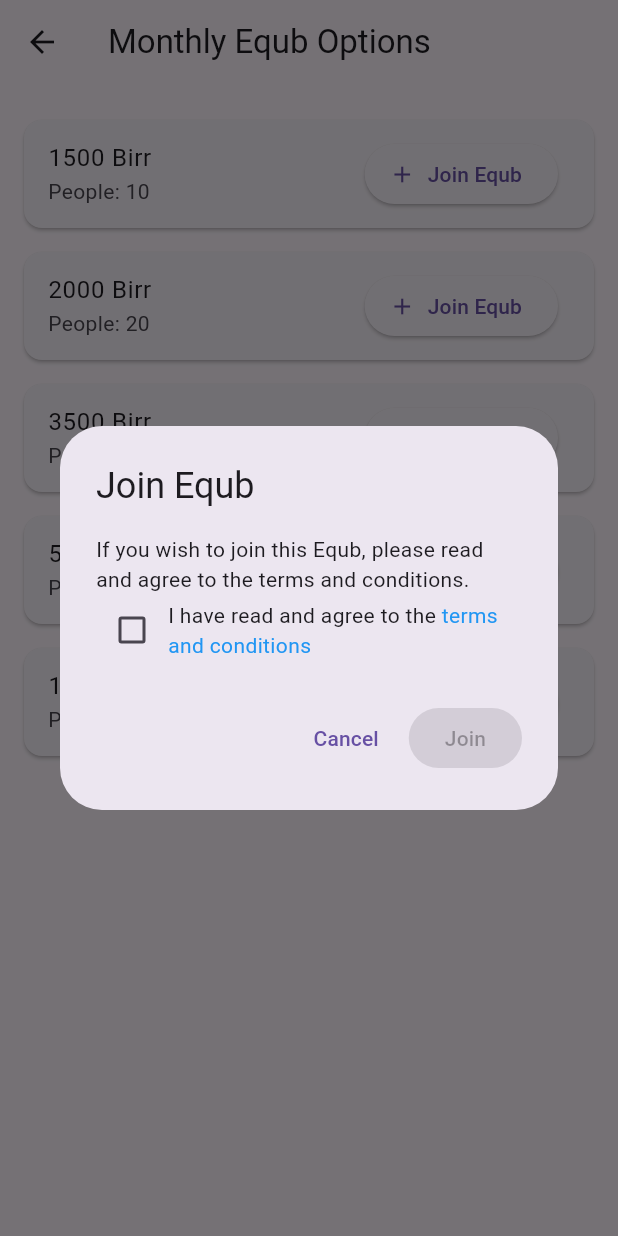
After one commit to johnassefatheeth/eqube, a Flutter app: the SetEqubDetailsPage screen opened directly, after a tap on "Join Equb", on a phone screen of 412 x 824 dp. The commit adds this screen. Run offline on Flutter 3.47's test engine with Material 3 defaults, Android fonts, the phone set to English and light mode, and no system bars; network calls fail.

Commit message:
making my equbs page

```diff
--- a/lib/components/drawerList.dart
+++ b/lib/components/drawerList.dart
@@ -19,7 +19,7 @@ class _DrawerListState extends State<DrawerList> {
       child: Column(
         children: [
           menuItem("home", Icons.home),
-          menuItem("join ekub", Icons.plus_one_outlined),
+          menuItem("my_ekub", Icons.plus_one_outlined),
           menuItem("completed equbs", Icons.check_box),
           menuItem("profile", Icons.man),
           menuItem("change password", Icons.key),
@@ -51,6 +51,8 @@ class _DrawerListState extends State<DrawerList> {
         Navigator.pushNamed(context, '/settings');
         if(title=='የኔ ኣካውንት')
         Navigator.pushNamed(context, '/myprofile');
+        if(title=='my_ekub')
+        Navigator.pushNamed(context, '/my_ekub');
         else
         Navigator.pushNamed(context, '/$title');
 
--- a/lib/main.dart
+++ b/lib/main.dart
@@ -1,5 +1,7 @@
 import 'package:ekube/pages/Notification.dart';
 import 'package:ekube/pages/auth/signin.dart';
+import 'package:ekube/pages/home.dart';
+import 'package:ekube/pages/my_equb.dart';
 import 'package:flutter/material.dart';
 
 void main() {
@@ -16,9 +18,10 @@ class MyApp extends StatelessWidget {
     return  MaterialApp(
       debugShowCheckedModeBanner: false,
       title: 'Flutter Demo',
-      home: SignInPage(),
+      home: HomePage(),
       routes: {
         '/notifications': (context) => NotificationsPage(),
+        '/my_ekub': (context) => MyEqubPage(),
       },
     );
   }
--- /dev/null
+++ b/lib/pages/my_equb.dart
@@ -0,0 +1,160 @@
+import 'package:flutter/material.dart';
+
+class MyEqubPage extends StatefulWidget {
+  @override
+  _MyEqubPageState createState() => _MyEqubPageState();
+}
+
+class _MyEqubPageState extends State<MyEqubPage> {
+  // Index for bottom navigation
+  int _currentIndex = 0;
+
+  // Active Equbs
+  List<Map<String, dynamic>> activeEqubs = [
+    {
+      'type': 'Monthly',
+      'amount': 2000,
+      'status': 'Waiting for people',
+      'peopleJoined': 5,
+      'potentialWin': 2000 * 5,
+      'round': 1,
+    },
+    {
+      'type': 'Weekly',
+      'amount': 1000,
+      'status': 'Currently being selected',
+      'peopleJoined': 15,
+      'potentialWin': 1000 * 15,
+      'round': 2,
+    },
+  ];
+
+  // History of past Equbs
+  List<Map<String, dynamic>> pastEqubs = [
+    {
+      'type': 'Daily',
+      'amount': 300,
+      'status': 'Closed',
+      'peopleJoined': 20,
+      'potentialWin': 300 * 20,
+      'round': 1,
+      'totalInvested': 300 * 5,
+      'totalGained': 300 * 20,
+    },
+    {
+      'type': 'Monthly',
+      'amount': 2000,
+      'status': 'Closed',
+      'peopleJoined': 12,
+      'potentialWin': 2000 * 12,
+      'round': 3,
+      'totalInvested': 2000 * 12,
+      'totalGained': 2000 * 12,
+    },
+  ];
+
+  // Function to get the color for status
+  Color getStatusColor(String status) {
+    switch (status) {
+      case 'Waiting for people':
+        return Colors.orange;
+      case 'Currently being selected':
+        return Colors.blue;
+      case 'Closed':
+        return Colors.grey;
+      case 'Waiting for the next round':
+        return Colors.green;
+      default:
+        return Colors.black;
+    }
+  }
+
+  @override
+  Widget build(BuildContext context) {
+    return Scaffold(
+      appBar: AppBar(
+        title: Text('My Equb'),
+      ),
+      body: _currentIndex == 0 ? _buildActiveEqubs() : _buildEqubHistory(),
+      bottomNavigationBar: BottomNavigationBar(
+        currentIndex: _currentIndex,
+        onTap: (index) {
+          setState(() {
+            _currentIndex = index;
+          });
+        },
+        items: [
+          BottomNavigationBarItem(
+            icon: Icon(Icons.access_time),
+            label: 'Active',
+          ),
+          BottomNavigationBarItem(
+            icon: Icon(Icons.history),
+            label: 'History',
+          ),
+        ],
+      ),
+    );
+  }
+
+  // Active Equbs tab
+  Widget _buildActiveEqubs() {
+    return ListView.builder(
+      itemCount: activeEqubs.length,
+      itemBuilder: (context, index) {
+        final equb = activeEqubs[index];
+        return Card(
+          margin: EdgeInsets.all(8),
+          child: ListTile(
+            title: Text('${equb['type']} Equb'),
+            subtitle: Column(
+              crossAxisAlignment: CrossAxisAlignment.start,
+              children: [
+                Text('Amount Joined: ${equb['amount']} Birr'),
+                Text('Status: ${equb['status']}'),
+                Text('People Joined: ${equb['peopleJoined']}'),
+                Text('Potential Win: ${equb['potentialWin']} Birr'),
+                Text('Round: ${equb['round']}'),
+              ],
+            ),
+            trailing: Chip(
+              label: Text(equb['status']),
+              backgroundColor: getStatusColor(equb['status']),
+            ),
+          ),
+        );
+      },
+    );
+  }
+
+  // Past Equbs tab
+  Widget _buildEqubHistory() {
+    return ListView.builder(
+      itemCount: pastEqubs.length,
+      itemBuilder: (context, index) {
+        final equb = pastEqubs[index];
+        return Card(
+          margin: EdgeInsets.all(8),
+          child: ListTile(
+            title: Text('${equb['type']} Equb (Closed)'),
+            subtitle: Column(
+              crossAxisAlignment: CrossAxisAlignment.start,
+              children: [
+                Text('Amount Joined: ${equb['amount']} Birr'),
+                Text('People Joined: ${equb['peopleJoined']}'),
+                Text('Potential Win: ${equb['potentialWin']} Birr'),
+                Text('Round: ${equb['round']}'),
+                Text('Total Invested: ${equb['totalInvested']} Birr'),
+                Text('Total Gained: ${equb['totalGained']} Birr'),
+              ],
+            ),
+            trailing: Chip(
+              label: Text(equb['status']),
+              backgroundColor: getStatusColor(equb['status']),
+            ),
+          ),
+        );
+      },
+    );
+  }
+}
--- /dev/null
+++ b/lib/pages/setdetails.dart
@@ -0,0 +1,228 @@
+import 'package:flutter/gestures.dart';
+import 'package:flutter/material.dart';
+
+class SetEqubDetailsPage extends StatelessWidget {
+  final String equbType;
+
+  // Constructor to accept the Equb type
+  SetEqubDetailsPage({required this.equbType});
+
+  @override
+  Widget build(BuildContext context) {
+    // Define options based on the Equb type
+    List<int> amounts;
+    List<int> peopleCount;
+
+    if (equbType == 'Daily') {
+      amounts = [100, 300, 500, 1000];
+      peopleCount = [10, 20, 18, 8];
+    } else if (equbType == 'Weekly') {
+      amounts = [500, 1000, 1500, 2000];
+      peopleCount = [41, 25, 34, 20];
+    } else {  // Monthly
+      amounts = [1500, 2000, 3500, 5000, 10000];
+      peopleCount = [10, 20, 18, 8, 12];
+    }
+
+    return Scaffold(
+      appBar: AppBar(
+        title: Text('$equbType Equb Options'),
+      ),
+      body: Padding(
+        padding: const EdgeInsets.all(16.0),
+        child: ListView.builder(
+          itemCount: amounts.length,
+          itemBuilder: (context, index) {
+            return Card(
+              margin: EdgeInsets.symmetric(vertical: 8),
+              child: ListTile(
+                title: Text('${amounts[index]} Birr'),
+                subtitle: Text('People: ${peopleCount[index]}'),
+                trailing: ElevatedButton.icon(
+                  onPressed: () {
+                    // Show the join Equb popup
+                    showDialog(
+                      context: context,
+                      builder: (context) => _showJoinEqubDialog(context),
+                    );
+                  },
+                  icon: Icon(Icons.add),
+                  label: Text('Join Equb'),
+                ),
+              ),
+            );
+          },
+        ),
+      ),
+    );
+  }
+
+  // Popup for joining the Equb
+  Widget _showJoinEqubDialog(BuildContext context) {
+    return JoinEqubDialog();
+  }
+}
+
+class JoinEqubDialog extends StatefulWidget {
+  @override
+  _JoinEqubDialogState createState() => _JoinEqubDialogState();
+}
+
+class _JoinEqubDialogState extends State<JoinEqubDialog> {
+  bool _isChecked = false; // Track checkbox state
+
+  @override
+  Widget build(BuildContext context) {
+    return AlertDialog(
+      title: Text('Join Equb'),
+      content: Column(
+        mainAxisSize: MainAxisSize.min,
+        crossAxisAlignment: CrossAxisAlignment.start,
+        children: [
+          Text('If you wish to join this Equb, please read and agree to the terms and conditions.'),
+          Row(
+            children: [
+              Checkbox(
+                value: _isChecked,
+                onChanged: (bool? value) {
+                  setState(() {
+                    _isChecked = value ?? false;
+                  });
+                },
+              ),
+              Expanded(
+                child: RichText(
+                  text: TextSpan(
+                    text: "I have read and agree to the ",
+                    style: DefaultTextStyle.of(context).style,
+                    children: <TextSpan>[
+                      TextSpan(
+                        text: 'terms and conditions',
+                        style: TextStyle(color: Colors.blue),
+                        recognizer: TapGestureRecognizer()
+                          ..onTap = () {
+                            // Handle terms and conditions link click
+                            showDialog(
+                              context: context,
+                              builder: (context) => _showTermsDialog(context),
+                            );
+                          },
+                      ),
+                    ],
+                  ),
+                ),
+              ),
+            ],
+          ),
+        ],
+      ),
+      actions: [
+        TextButton(
+          onPressed: () {
+            Navigator.pop(context); // Close the dialog
+          },
+          child: Text('Cancel'),
+        ),
+        ElevatedButton(
+          onPressed: _isChecked ? () {
+            // Logic for joining the Equb can go here
+            Navigator.pop(context); // Close the dialog
+            ScaffoldMessenger.of(context).showSnackBar(
+              SnackBar(content: Text('You have joined the Equb!')),
+            );
+          } : null, // Only enable if the checkbox is checked
+          child: Text('Join'),
+        ),
+      ],
+    );
+  }
+
+  // Dialog for displaying the terms and conditions
+  Widget _showTermsDialog(BuildContext context) {
+    return AlertDialog(
+      title: Text('Terms and Conditions'),
+      content: SingleChildScrollView(
+        child: Text(
+          ''''Terms and Conditions
+Effective Date: [Date]
+
+Welcome to Ekube! These Terms and Conditions govern your use of the Ekube mobile application ("App") and its services, including, but not limited to, creating, participating in, and managing Equbs (rotating savings and credit associations). By using the App, you agree to be bound by these Terms and Conditions, as well as any other applicable policies or rules that govern your use of the App. If you do not agree to these terms, please do not use the App.
+
+1. Acceptance of Terms
+By accessing or using the Ekube App, you agree to comply with and be bound by these Terms and Conditions. If you are using the App on behalf of an organization or entity, you represent and warrant that you have the authority to bind that organization to these terms.
+
+2. Eligibility
+You must be at least 18 years old to use the App and participate in an Equb. By agreeing to these Terms, you represent and warrant that you are 18 years of age or older, or you have obtained consent from a parent or legal guardian to use this App.
+
+3. Registration and Account
+To use the full features of the Ekube App, you must create an account. You agree to provide accurate, current, and complete information during the registration process. You are responsible for maintaining the confidentiality of your account and password, and you agree to notify us immediately of any unauthorized access to your account.
+
+4. Equb Participation
+The Ekube App allows you to create or join Equbs with other participants. An Equb is a group savings and credit system where participants contribute money on a regular basis, and each participant receives a lump sum amount in turn. Participation in an Equb is voluntary, and by joining an Equb, you agree to the following:
+
+You will contribute a fixed amount of money on a regular schedule.
+You will receive the total collected amount at a designated time as per the Equb agreement.
+You will comply with the rules and terms set by the Equb organizer and other participants.
+Participation in an Equb is subject to the availability of spaces in the group, and you acknowledge that the number of participants in each Equb may vary.
+
+5. Payment and Contributions
+By participating in an Equb, you authorize the App to process your contributions, which may be made via bank transfer, mobile money, or other payment methods supported by the App. All contributions must be paid on time to ensure the proper functioning of the Equb. The amount you contribute is based on the type of Equb (e.g., daily, weekly, monthly) and the available options within the app.
+
+6. Responsibilities of Participants
+Each participant in the Equb is expected to:
+
+Pay their contributions on time.
+Abide by the agreed-upon schedule and rules for the Equb.
+Respect other participants and the Equb organizer.
+Failure to meet your obligations may result in your removal from the Equb, and you may lose the opportunity to participate in future Equbs.
+
+7. Equb Organizer and Administration
+The Equb organizer is responsible for managing the Equb, including setting the rules, ensuring timely contributions, and distributing the lump sum amounts to the participants. The organizer must ensure transparency and fairness in the process. However, the Ekube App is not responsible for disputes that may arise between participants or between participants and the organizer.
+
+8. Data Privacy and Security
+Your personal data, including payment details, will be handled in accordance with our Privacy Policy. By using the App, you consent to the collection, use, and sharing of your data as described in the Privacy Policy. We take appropriate technical and organizational measures to protect your personal data, but we cannot guarantee absolute security.
+
+9. Fees
+The Ekube App may charge a service fee for using certain features, such as creating or managing an Equb. These fees will be disclosed to you before you proceed with any transaction, and you agree to pay any applicable fees as part of your participation.
+
+10. Terminations and Suspensions
+We reserve the right to suspend or terminate your account if you violate these Terms and Conditions, engage in fraudulent or illegal activity, or abuse the features of the App. In the event of termination, you may lose access to your account, and any uncollected contributions may be forfeited.
+
+11. Dispute Resolution
+In case of any disputes between participants, or between participants and the app, you agree to resolve the matter amicably. If a resolution cannot be reached, disputes will be settled through arbitration or in a court of law based on the applicable laws in the jurisdiction where the app is registered.
+
+12. Changes to Terms
+Ekube reserves the right to modify these Terms and Conditions at any time. Any changes will be posted on this page, and the "Effective Date" will be updated. You are responsible for regularly reviewing these Terms. Continued use of the App after changes have been posted constitutes your acceptance of the updated Terms.
+
+13. Limitation of Liability
+Ekube and its affiliates are not liable for any damages, losses, or issues that may arise from the use of the App, including financial losses, disputes between participants, or technical failures. You acknowledge that participating in an Equb carries inherent risks, and you agree to participate at your own risk.
+
+14. Indemnification
+You agree to indemnify and hold Ekube and its affiliates, directors, employees, and agents harmless from any claims, damages, liabilities, or costs (including legal fees) arising from your use of the App, your participation in any Equb, or your violation of these Terms and Conditions.
+
+15. Third-Party Links
+The App may contain links to third-party websites or services that are not owned or controlled by Ekube. We are not responsible for the content, privacy policies, or practices of third-party websites. You agree that Ekube shall not be liable for any damages or losses incurred due to your interactions with third-party websites or services.
+
+16. Governing Law
+These Terms and Conditions are governed by and construed in accordance with the laws of [Your Country/Region]. Any disputes or legal proceedings arising out of or related to these Terms shall be subject to the exclusive jurisdiction of the courts located in [Your Jurisdiction].
+
+17. Contact Us
+If you have any questions or concerns about these Terms and Conditions, please contact us at:
+
+Ekube Support
+Email: [support@ekubeapp.com]
+Phone: [Your Contact Number]''''',
+          style: TextStyle(fontSize: 16),
+        ),
+      ),
+      actions: [
+        TextButton(
+          onPressed: () {
+            Navigator.pop(context); // Close the terms and conditions dialog
+          },
+          child: Text('Close'),
+        ),
+      ],
+    );
+  }
+}
```
Also changed, not shown: lib/pages/home.dart (+57 -3 lines).
